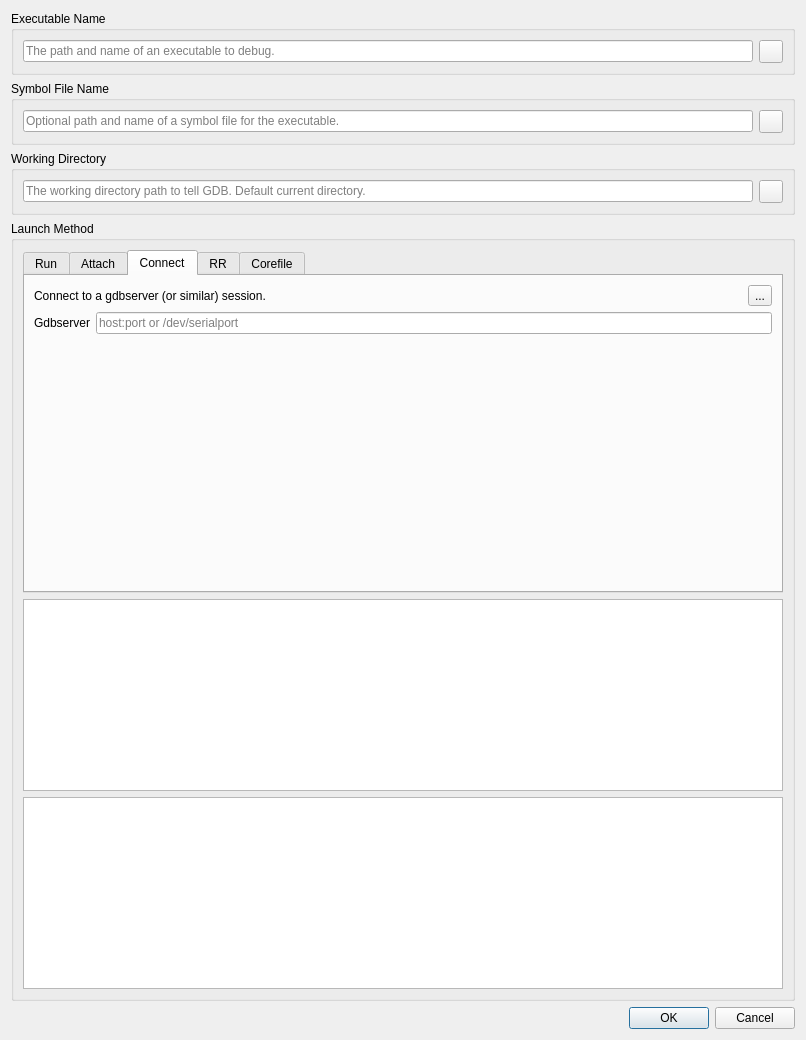
Before: the Qt Designer form src/SeerDebugDialog.ui in epasveer/seer, drawn with Qt 5.
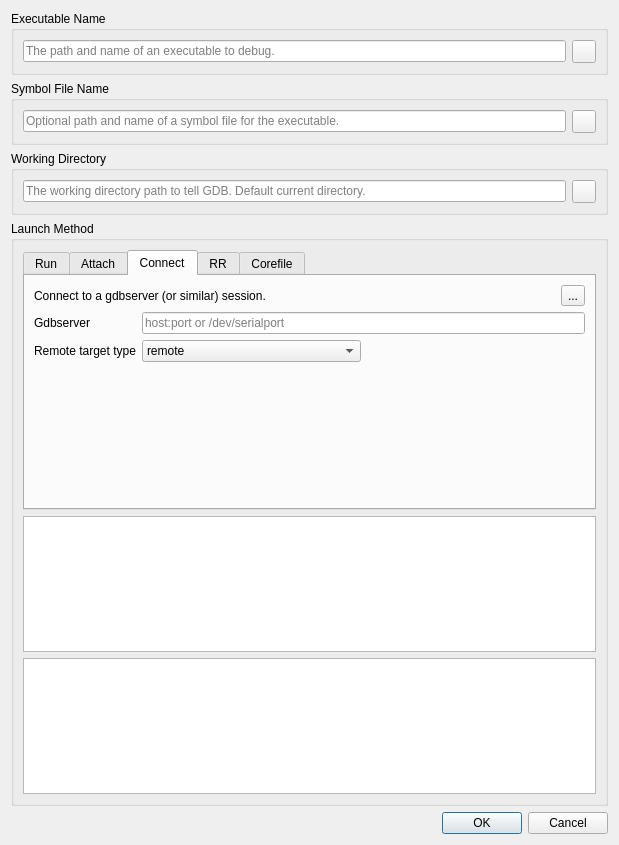
After: the same form once the commit is applied. The open tabs and pages were chosen to show the change. Icons and pictures are not drawn.

Commit message: Add remote target type to connect method (remote or extended-remote).

Diff of the .ui file:
```diff
--- a/src/SeerDebugDialog.ui
+++ b/src/SeerDebugDialog.ui
@@ -6,8 +6,8 @@
    <rect>
     <x>0</x>
     <y>0</y>
-    <width>806</width>
-    <height>1040</height>
+    <width>619</width>
+    <height>845</height>
    </rect>
   </property>
   <property name="windowTitle">
@@ -593,10 +593,8 @@
          <attribute name="title">
           <string>Connect</string>
          </attribute>
-         <layout class="QGridLayout" name="gridLayout_10">
-          <item row="0" column="0">
-           <layout class="QGridLayout" name="gridLayout_5">
-            <item row="0" column="0" colspan="2">
+         <layout class="QVBoxLayout" name="verticalLayout_4">
+          <item>
              <layout class="QHBoxLayout" name="horizontalLayout_6">
               <item>
                <widget class="QLabel" name="label_2">
@@ -634,29 +632,16 @@
               </item>
              </layout>
             </item>
-            <item row="2" column="1">
-             <spacer name="verticalSpacer">
-              <property name="orientation">
-               <enum>Qt::Vertical</enum>
-              </property>
-              <property name="sizeHint" stdset="0">
-               <size>
-                <width>20</width>
-                <height>40</height>
-               </size>
-              </property>
-             </spacer>
-            </item>
-            <item row="1" column="0" colspan="2">
-             <layout class="QHBoxLayout" name="horizontalLayout_2">
               <item>
+           <layout class="QGridLayout" name="gridLayout_5">
+            <item row="0" column="0">
                <widget class="QLabel" name="connectProgramHostPortLabel">
                 <property name="text">
                  <string>Gdbserver</string>
                 </property>
                </widget>
               </item>
-              <item>
+            <item row="0" column="1" colspan="2">
                <widget class="QLineEdit" name="connectProgramHostPortLineEdit">
                 <property name="sizePolicy">
                  <sizepolicy hsizetype="Expanding" vsizetype="Fixed">
@@ -678,10 +663,67 @@
                 </property>
                </widget>
               </item>
-             </layout>
+            <item row="1" column="0">
+             <widget class="QLabel" name="connectRemoteTargetTypeLabel">
+              <property name="text">
+               <string>Remote target type</string>
+              </property>
+             </widget>
             </item>
+            <item row="1" column="1">
+             <widget class="QComboBox" name="connectRemoteTargetTypeCombo">
+              <property name="sizePolicy">
+               <sizepolicy hsizetype="MinimumExpanding" vsizetype="Fixed">
+                <horstretch>0</horstretch>
+                <verstretch>0</verstretch>
+               </sizepolicy>
+              </property>
+              <property name="toolTip">
+               <string>Select the type of remote target connection.</string>
+              </property>
+              <item>
+               <property name="text">
+                <string>remote</string>
+               </property>
+              </item>
+              <item>
+               <property name="text">
+                <string>extended-remote</string>
+               </property>
+              </item>
+             </widget>
+            </item>
+            <item row="1" column="2">
+             <spacer name="horizontalSpacer_3">
+              <property name="orientation">
+               <enum>Qt::Horizontal</enum>
+              </property>
+              <property name="sizeType">
+               <enum>QSizePolicy::Expanding</enum>
+              </property>
+              <property name="sizeHint" stdset="0">
+               <size>
+                <width>468</width>
+                <height>17</height>
+               </size>
+              </property>
+             </spacer>
+            </item>
            </layout>
           </item>
+          <item>
+           <spacer name="verticalSpacer">
+            <property name="orientation">
+             <enum>Qt::Vertical</enum>
+            </property>
+            <property name="sizeHint" stdset="0">
+             <size>
+              <width>20</width>
+              <height>151</height>
+             </size>
+            </property>
+           </spacer>
+          </item>
          </layout>
         </widget>
         <widget class="QWidget" name="rrTab">
```
Left out of the diff: 1 changed line with no effect on the pictures. Lines whose indentation alone changed are shown as unchanged. The commit also changes 14 other files.
